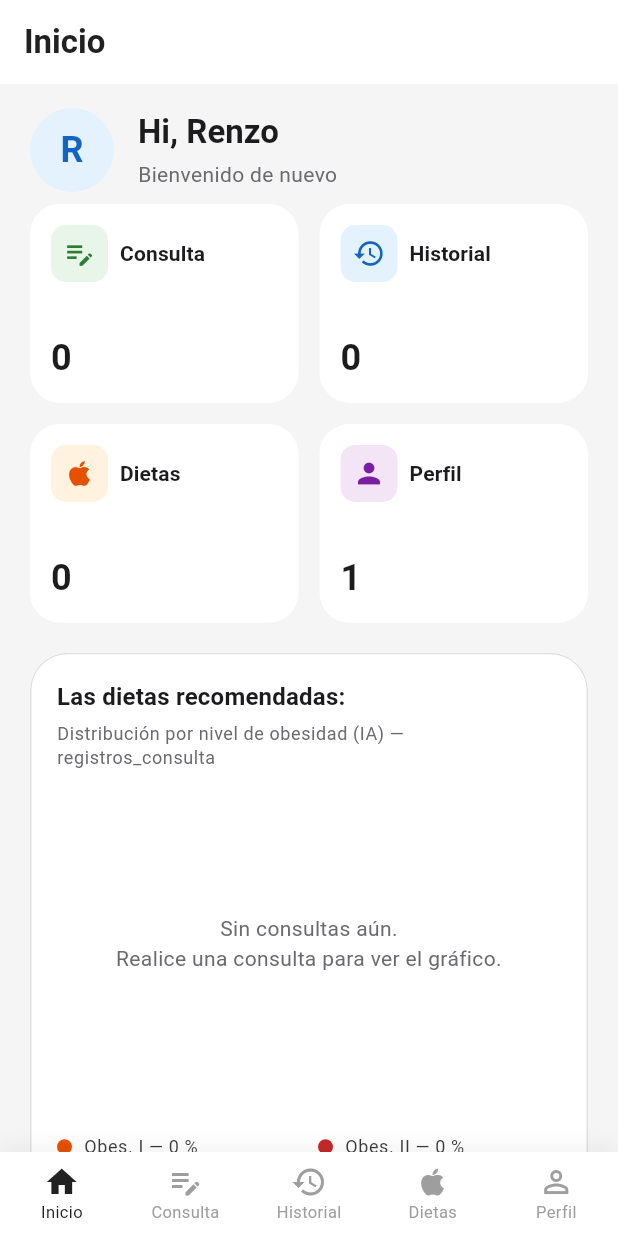
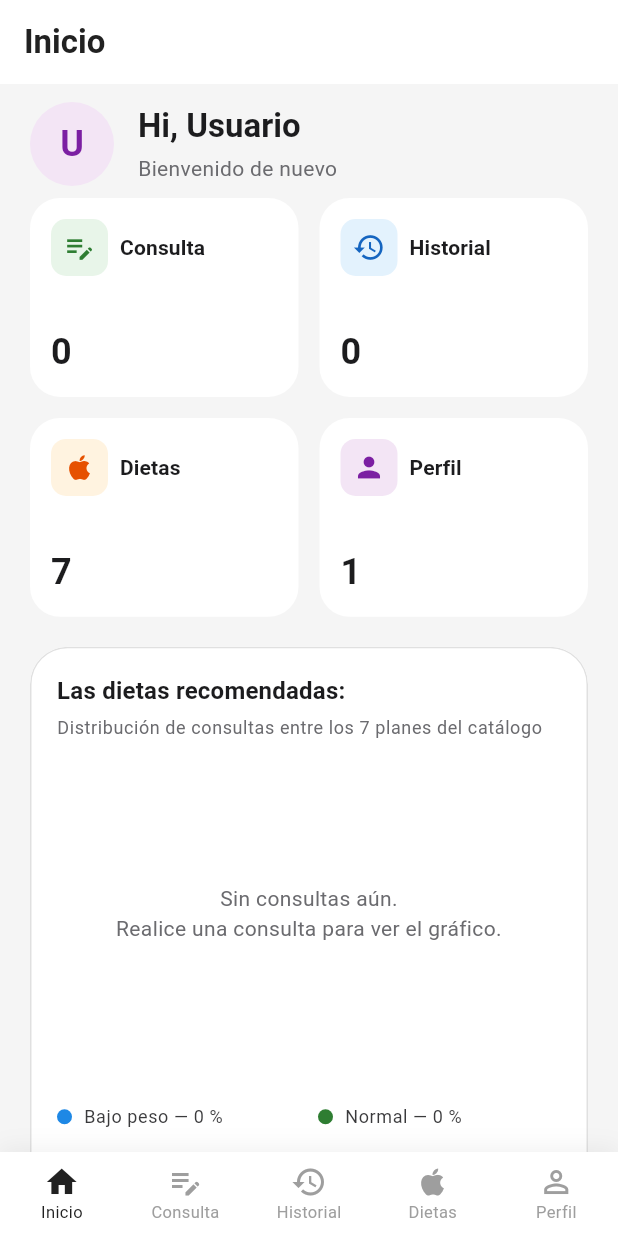
Before and after one commit to Blaiser0/recomendacion__dieta, a Flutter app: the screen it shows once a user with an empty profile is signed in, on a phone screen of 412 x 824 dp. Run offline on Flutter 3.47's test engine with Material 3 defaults, Android fonts, the phone set to English and light mode, and no system bars; our stand-ins replace cloud_firestore, file_picker, firebase_auth, firebase_core, firebase_storage, fl_chart and 2 more; missing offline and left inert: tflite_flutter; accounts and stored records are empty.

Commit message:
arreglando error en dietas '8'

```diff
--- a/lib/domain/dieta_presentacion_catalogo.dart
+++ b/lib/domain/dieta_presentacion_catalogo.dart
@@ -193,6 +193,13 @@ abstract final class DietaPresentacionCatalogo {
   static DietaPresentacion? paraNivel(String nivelModelo) =>
       _porNivel[nivelModelo];
 
+  /// Total de planes dietéticos activos en el catálogo (fuente única para el dashboard).
+  static int get cantidadDietas => ordenNivelesDietasUi.length;
+
+  /// Solo niveles del modelo presentes en el catálogo (excluye textos huérfanos).
+  static bool esNivelCatalogo(String? nivelModelo) =>
+      nivelModelo != null && _porNivel.containsKey(nivelModelo);
+
   static Iterable<DietaPresentacion> todasEnOrdenUi() sync* {
     for (final k in ordenNivelesDietasUi) {
       final d = _porNivel[k];
--- a/lib/models/dashboard_stats.dart
+++ b/lib/models/dashboard_stats.dart
@@ -1,33 +1,39 @@
+import '../domain/dieta_presentacion_catalogo.dart';
+
 /// Estadísticas agregadas de [registros_consulta] para el dashboard (tiempo real).
 class DashboardStats {
   const DashboardStats({
     required this.totalRegistros,
     required this.consultasUltimos7Dias,
     required this.porNivel,
-    required this.dietasDistintas,
+    required this.totalDietasCatalogo,
   });
 
   final int totalRegistros;
   final int consultasUltimos7Dias;
   final Map<String, int> porNivel;
-  final int dietasDistintas;
+
+  /// Planes dietéticos del catálogo (7), no dietas distintas en historial.
+  final int totalDietasCatalogo;
 
   factory DashboardStats.vacio() {
     return DashboardStats(
       totalRegistros: 0,
       consultasUltimos7Dias: 0,
       porNivel: {for (final k in ordenNiveles) k: 0},
-      dietasDistintas: 0,
+      totalDietasCatalogo: DietaPresentacionCatalogo.cantidadDietas,
     );
   }
 
-  static const ordenNiveles = <String>[
-    'Obesidad_Tipo_I',
-    'Obesidad_Tipo_II',
-    'Obesidad_Tipo_III',
-    'Peso_insuficiente',
-    'Peso_normal',
-    'Sobrepeso_Nivel_I',
-    'Sobrepeso_Nivel_II',
-  ];
+  /// Misma lista que [DietaPresentacionCatalogo.ordenNivelesDietasUi] (7 niveles/planes).
+  static const ordenNiveles = ordenNivelesDietasUi;
+
+  /// Suma de consultas asignadas a los 7 niveles del catálogo (denominador del gráfico).
+  int get totalConsultasEnCatalogo {
+    var n = 0;
+    for (final k in ordenNiveles) {
+      n += porNivel[k] ?? 0;
+    }
+    return n;
+  }
 }
--- a/lib/services/registro_consulta_firestore.dart
+++ b/lib/services/registro_consulta_firestore.dart
@@ -1,6 +1,7 @@
 import 'package:cloud_firestore/cloud_firestore.dart';
 import 'package:firebase_auth/firebase_auth.dart';
 
+import '../domain/dieta_presentacion_catalogo.dart';
 import '../models/dashboard_stats.dart';
 
 /// Persistencia en Firestore de cada consulta (predicción + dieta asociada).
@@ -62,8 +63,7 @@ class RegistroConsultaFirestore {
     final now = DateTime.now();
     final inicioSemana = now.subtract(const Duration(days: 7));
     var consultasUltimos7Dias = 0;
-    final porNivel = {for (final k in DashboardStats.ordenNiveles) k: 0};
-    final dietas = <String>{};
+    final porNivel = {for (final k in ordenNivelesDietasUi) k: 0};
     var total = 0;
 
     for (final doc in snap.docs) {
@@ -72,12 +72,8 @@ class RegistroConsultaFirestore {
       total++;
 
       final nivel = data['nivelObesidad'] as String?;
-      if (nivel != null && porNivel.containsKey(nivel)) {
-        porNivel[nivel] = porNivel[nivel]! + 1;
-      }
-      final dieta = data['dietaRecomendada'] as String?;
-      if (dieta != null && dieta.isNotEmpty) {
-        dietas.add(dieta);
+      if (DietaPresentacionCatalogo.esNivelCatalogo(nivel)) {
+        porNivel[nivel!] = porNivel[nivel]! + 1;
       }
       final creado = data['creadoEn'];
       if (creado is Timestamp && creado.toDate().isAfter(inicioSemana)) {
@@ -89,7 +85,7 @@ class RegistroConsultaFirestore {
       totalRegistros: total,
       consultasUltimos7Dias: consultasUltimos7Dias,
       porNivel: porNivel,
-      dietasDistintas: dietas.length,
+      totalDietasCatalogo: DietaPresentacionCatalogo.cantidadDietas,
     );
   }
 
--- a/lib/ui/dashboard_page.dart
+++ b/lib/ui/dashboard_page.dart
@@ -1,10 +1,16 @@
+import 'package:firebase_auth/firebase_auth.dart';
 import 'package:fl_chart/fl_chart.dart';
 import 'package:flutter/material.dart';
 
+import '../domain/dieta_presentacion_catalogo.dart';
 import '../models/dashboard_stats.dart';
 import '../services/auth_service.dart';
 import '../services/registro_consulta_firestore.dart';
 import '../theme/dietwise_theme.dart';
+
+/// Morado pastel del dashboard (tarjeta Perfil).
+const _kPurpleAccent = Color(0xFF7B1FA2);
+const _kPurpleVeryLight = Color(0xFFF3E5F5);
 
 /// Colores: verdes/azules (normal / bajo peso) y naranja/rojo (sobrepeso/obesidad).
 Color _colorNivel(String nivel) {
@@ -58,7 +64,6 @@ class DashboardPage extends StatelessWidget {
   @override
   Widget build(BuildContext context) {
     final repo = RegistroConsultaFirestore();
-    final textTheme = Theme.of(context).textTheme;
 
     return StreamBuilder<DashboardStats>(
       stream: repo.watchDashboardStats(),
@@ -75,44 +80,9 @@ class DashboardPage extends StatelessWidget {
           slivers: [
             SliverToBoxAdapter(
               child: Padding(
-                padding: const EdgeInsets.fromLTRB(20, 16, 20, 8),
-                child: Row(
-                  crossAxisAlignment: CrossAxisAlignment.center,
-                  children: [
-                    CircleAvatar(
-                      radius: 28,
-                      backgroundColor: const Color(0xFFE3F2FD),
-                      child: Text(
-                        'R',
-                        style: textTheme.headlineSmall?.copyWith(
-                          fontWeight: FontWeight.bold,
-                          color: const Color(0xFF1565C0),
-                        ),
-                      ),
-                    ),
-                    const SizedBox(width: 16),
-                    Expanded(
-                      child: Column(
-                        crossAxisAlignment: CrossAxisAlignment.start,
-                        children: [
-                          Text(
-                            'Hi, Renzo',
-                            style: textTheme.titleLarge?.copyWith(
-                              fontWeight: FontWeight.bold,
-                              color: const Color(0xFF1C1C1E),
-                            ),
-                          ),
-                          const SizedBox(height: 4),
-                          Text(
-                            'Bienvenido de nuevo',
-                            style: textTheme.bodyMedium?.copyWith(
-                              color: const Color(0xFF6B6B6F),
-                            ),
-                          ),
-                        ],
-                      ),
-                    ),
-                  ],
+                padding: const EdgeInsets.fromLTRB(20, 12, 20, 8),
+                child: _DashboardWelcomeHeader(
+                  onIrAPerfil: () => onIrASeccion?.call(4),
                 ),
               ),
             ),
@@ -145,7 +115,7 @@ class DashboardPage extends StatelessWidget {
                   ),
                   _StatCard(
                     title: 'Dietas',
-                    value: stats.dietasDistintas,
+                    value: stats.totalDietasCatalogo,
                     icon: Icons.apple,
                     iconBackground: const Color(0xFFFFF3E0),
                     iconColor: const Color(0xFFE65100),
@@ -171,6 +141,216 @@ class DashboardPage extends StatelessWidget {
           ],
         );
       },
+    );
+  }
+}
+
+/// Cabecera bajo «Inicio»: avatar (fotoUrl) + saludo dinámico desde Firestore.
+class _DashboardWelcomeHeader extends StatelessWidget {
+  const _DashboardWelcomeHeader({this.onIrAPerfil});
+
+  final VoidCallback? onIrAPerfil;
+
+  static const _avatarRadius = 28.0;
+
+  static String _nombreParaSaludo(Map<String, dynamic>? data, User? user) {
+    if (data == null) {
+      final dn = user?.displayName?.trim();
+      if (dn != null && dn.isNotEmpty) return dn;
+      return 'Usuario';
+    }
+    var nombre = (data['nombre'] as String?)?.trim() ?? '';
+    var apellido = (data['apellido'] as String?)?.trim() ?? '';
+
+    if (apellido.isEmpty && nombre.contains(' ')) {
+      final parts = nombre.split(RegExp(r'\s+'));
+      nombre = parts.first;
+      apellido = parts.length > 1 ? parts.sublist(1).join(' ') : '';
+    }
+    if (nombre.isEmpty) {
+      final dn = user?.displayName?.trim();
+      if (dn != null && dn.isNotEmpty) return dn;
+      return 'Usuario';
+    }
+    if (apellido.isEmpty) return nombre;
+    return '$nombre $apellido';
+  }
+
+  static String _iniciales(Map<String, dynamic>? data, User? user) {
+    if (data != null) {
+      final n = (data['nombre'] as String?)?.trim() ?? '';
+      final a = (data['apellido'] as String?)?.trim() ?? '';
+      if (a.isNotEmpty && n.isNotEmpty) {
+        return '${n[0]}${a[0]}'.toUpperCase();
+      }
+      if (n.isNotEmpty) return n[0].toUpperCase();
+    }
+    final dn = user?.displayName?.trim();
+    if (dn != null && dn.isNotEmpty) {
+      final parts = dn.split(RegExp(r'\s+'));
+      if (parts.length >= 2) {
+        return '${parts.first[0]}${parts[1][0]}'.toUpperCase();
+      }
+      return dn[0].toUpperCase();
+    }
+    return 'U';
+  }
+
+  @override
+  Widget build(BuildContext context) {
+    final textTheme = Theme.of(context).textTheme;
+    final auth = AuthService();
+    final user = auth.usuarioActual;
+
+    if (user == null) {
+      return _filaEstatica(
+        context,
+        saludo: 'Hi, Usuario',
+        avatar: _avatarPlaceholder(textTheme, 'U', fotoUrl: null),
+      );
+    }
+
+    return StreamBuilder(
+      stream: auth.streamPerfilUsuario(user.uid),
+      builder: (context, snapshot) {
+        final data = snapshot.data?.data();
+        final fotoUrl = data?['fotoUrl'] as String?;
+        final saludo = 'Hi, ${_nombreParaSaludo(data, user)}';
+
+        final avatar = Material(
+          color: Colors.transparent,
+          child: InkWell(
+            onTap: onIrAPerfil,
+            customBorder: const CircleBorder(),
+            child: CircleAvatar(
+              radius: _avatarRadius,
+              backgroundColor: _kPurpleVeryLight,
+              child: _avatarContenido(
+                textTheme: textTheme,
+                fotoUrl: fotoUrl,
+                iniciales: _iniciales(data, user),
+                cargando: snapshot.connectionState == ConnectionState.waiting &&
+                    !snapshot.hasData,
+              ),
+            ),
+          ),
+        );
+
+        return _filaEstatica(
+          context,
+          saludo: saludo,
+          avatar: avatar,
+        );
+      },
+    );
+  }
+
+  Widget _filaEstatica(
+    BuildContext context, {
+    required String saludo,
+    required Widget avatar,
+  }) {
+    final textTheme = Theme.of(context).textTheme;
+    return Row(
+      crossAxisAlignment: CrossAxisAlignment.center,
+      children: [
+        avatar,
+        const SizedBox(width: 16),
+        Expanded(
+          child: Column(
+            crossAxisAlignment: CrossAxisAlignment.start,
+            children: [
+              Text(
+                saludo,
+                style: textTheme.titleLarge?.copyWith(
+                  fontWeight: FontWeight.bold,
+                  color: const Color(0xFF1C1C1E),
+                ),
+              ),
+              const SizedBox(height: 4),
+              Text(
+                'Bienvenido de nuevo',
+                style: textTheme.bodyMedium?.copyWith(
+                  color: const Color(0xFF6B6B6F),
+                ),
+              ),
+            ],
+          ),
+        ),
+      ],
+    );
+  }
+
+  Widget _avatarPlaceholder(
+    TextTheme textTheme,
+    String iniciales, {
+    String? fotoUrl,
+  }) {
+    return CircleAvatar(
+      radius: _avatarRadius,
+      backgroundColor: _kPurpleVeryLight,
+      child: _avatarContenido(
+        textTheme: textTheme,
+        fotoUrl: fotoUrl,
+        iniciales: iniciales,
+        cargando: false,
+      ),
+    );
+  }
+
+  Widget _avatarContenido({
+    required TextTheme textTheme,
+    required String? fotoUrl,
+    required String iniciales,
+    required bool cargando,
+  }) {
+    if (cargando) {
+      return Padding(
+        padding: const EdgeInsets.all(14),
+        child: CircularProgressIndicator(
+          strokeWidth: 2,
+          color: _kPurpleAccent,
+        ),
+      );
+    }
+    if (fotoUrl != null && fotoUrl.isNotEmpty) {
+      return ClipOval(
+        child: Image.network(
+          fotoUrl,
+          width: _avatarRadius * 2,
+          height: _avatarRadius * 2,
+          fit: BoxFit.cover,
+          loadingBuilder: (context, child, progress) {
+            if (progress == null) return child;
+            return Center(
+              child: SizedBox(
+                width: 22,
+                height: 22,
+                child: CircularProgressIndicator(
+                  strokeWidth: 2,
+                  color: _kPurpleAccent,
+                  value: progress.expectedTotalBytes != null
+                      ? progress.cumulativeBytesLoaded /
+                          progress.expectedTotalBytes!
+                      : null,
+                ),
+              ),
+            );
+          },
+          errorBuilder: (context, error, stackTrace) => Icon(
+            Icons.person,
+            size: 32,
+            color: _kPurpleAccent.withValues(alpha: 0.85),
+          ),
+        ),
+      );
+    }
+    return Text(
+      iniciales,
+      style: textTheme.headlineSmall?.copyWith(
+        fontWeight: FontWeight.bold,
+        color: _kPurpleAccent,
+      ),
     );
   }
 }
@@ -296,10 +476,8 @@ class _DonutCard extends StatelessWidget {
   @override
   Widget build(BuildContext context) {
     final textTheme = Theme.of(context).textTheme;
-    final total = DashboardStats.ordenNiveles.fold<int>(
-      0,
-      (s, k) => s + (stats.porNivel[k] ?? 0),
-    );
+    final totalCatalogo = stats.totalConsultasEnCatalogo;
+    final numPlanes = DietaPresentacionCatalogo.cantidadDietas;
 
     return Card(
       child: Padding(
@@ -316,7 +494,7 @@ class _DonutCard extends StatelessWidget {
             ),
             const SizedBox(height: 4),
             Text(
-              'Distribución por nivel de obesidad (IA) — registros_consulta',
+              'Distribución de consultas entre los $numPlanes planes del catálogo',
               style: textTheme.bodySmall?.copyWith(
                 color: const Color(0xFF6B6B6F),
               ),
@@ -324,7 +502,7 @@ class _DonutCard extends StatelessWidget {
             const SizedBox(height: 16),
             SizedBox(
               height: 200,
-              child: total == 0
+              child: totalCatalogo == 0
                   ? Center(
                       child: Text(
                         'Sin consultas aún.\nRealice una consulta para ver el gráfico.',
@@ -354,7 +532,7 @@ class _DonutCard extends StatelessWidget {
                             PieChartData(
                               sectionsSpace: 2,
                               centerSpaceRadius: 52,
-                              sections: _secciones(stats, total),
+                              sections: _secciones(stats, totalCatalogo),
                               pieTouchData: PieTouchData(enabled: true),
                             ),
                           ),
@@ -363,13 +541,13 @@ class _DonutCard extends StatelessWidget {
                           mainAxisSize: MainAxisSize.min,
                           children: [
                             Text(
-                              '$total',
+                              '$totalCatalogo',
                               style: textTheme.headlineSmall?.copyWith(
                                 fontWeight: FontWeight.bold,
                               ),
                             ),
                             Text(
-                              'consultas',
+                              'de $numPlanes planes',
                               style: textTheme.labelMedium?.copyWith(
                                 color: const Color(0xFF6B6B6F),
                               ),
@@ -380,7 +558,7 @@ class _DonutCard extends StatelessWidget {
                     ),
             ),
             const SizedBox(height: 16),
-            _Leyenda(stats: stats, total: total),
+            _Leyenda(stats: stats, total: totalCatalogo),
           ],
         ),
       ),
@@ -389,7 +567,7 @@ class _DonutCard extends StatelessWidget {
 
   List<PieChartSectionData> _secciones(DashboardStats stats, int total) {
     final secciones = <PieChartSectionData>[];
-    for (final nivel in DashboardStats.ordenNiveles) {
+    for (final nivel in ordenNivelesDietasUi) {
       final c = stats.porNivel[nivel] ?? 0;
       if (c == 0) continue;
       final pct = (100.0 * c) / total;
@@ -476,7 +654,7 @@ class _Leyenda extends StatelessWidget {
     return GridView.builder(
       shrinkWrap: true,
       physics: const NeverScrollableScrollPhysics(),
-      itemCount: DashboardStats.ordenNiveles.length,
+      itemCount: ordenNivelesDietasUi.length,
       gridDelegate: const SliverGridDelegateWithFixedCrossAxisCount(
         crossAxisCount: 2,
         mainAxisSpacing: 8,
@@ -484,7 +662,7 @@ class _Leyenda extends StatelessWidget {
         childAspectRatio: 4.2,
       ),
       itemBuilder: (context, i) {
-        final nivel = DashboardStats.ordenNiveles[i];
+        final nivel = ordenNivelesDietasUi[i];
         return Row(
           children: [
             Container(
```
